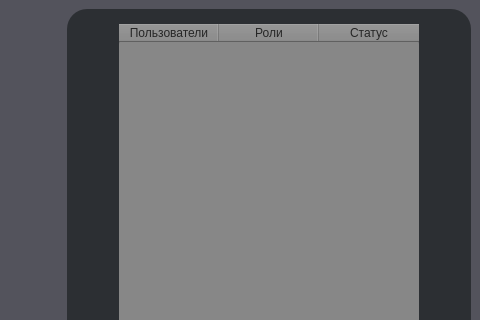
Proto999/authgui, file userpanel.ui: the form before one commit; both pictures show x 645 to 1125 and y 0 to 320 of the 1125 by 850 pixel window.
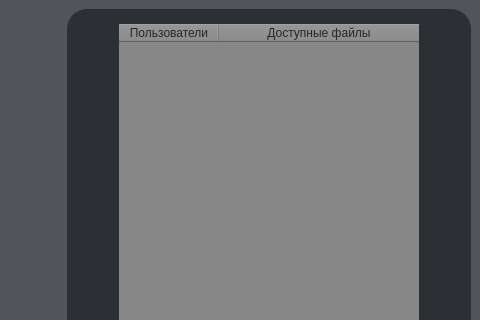
The form after the commit.

```diff
--- a/userpanel.ui
+++ b/userpanel.ui
@@ -92,6 +92,21 @@
           <string notr="true">background-color: rgb(135, 135, 135);
 color: rgb(38, 38, 38);</string>
          </property>
+         <property name="sizeAdjustPolicy">
+          <enum>QAbstractScrollArea::AdjustIgnored</enum>
+         </property>
+         <attribute name="horizontalHeaderStretchLastSection">
+          <bool>true</bool>
+         </attribute>
+         <attribute name="verticalHeaderCascadingSectionResizes">
+          <bool>false</bool>
+         </attribute>
+         <attribute name="verticalHeaderShowSortIndicator" stdset="0">
+          <bool>false</bool>
+         </attribute>
+         <attribute name="verticalHeaderStretchLastSection">
+          <bool>false</bool>
+         </attribute>
          <column>
           <property name="text">
            <string>Пользователи</string>
@@ -105,12 +120,7 @@
          </column>
          <column>
           <property name="text">
-           <string>Роли</string>
-          </property>
-         </column>
-         <column>
-          <property name="text">
-           <string>Статус</string>
+           <string>Доступные файлы</string>
           </property>
          </column>
         </widget>
```
Left out of the diff: 62 changed lines with no effect on the pictures.
